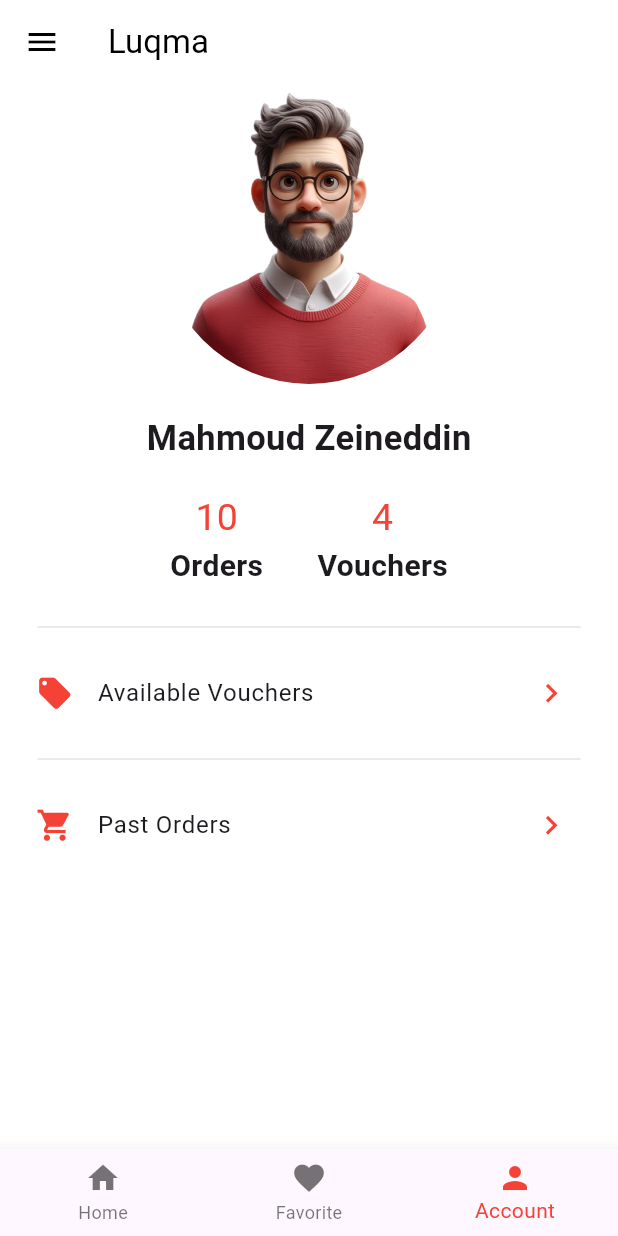
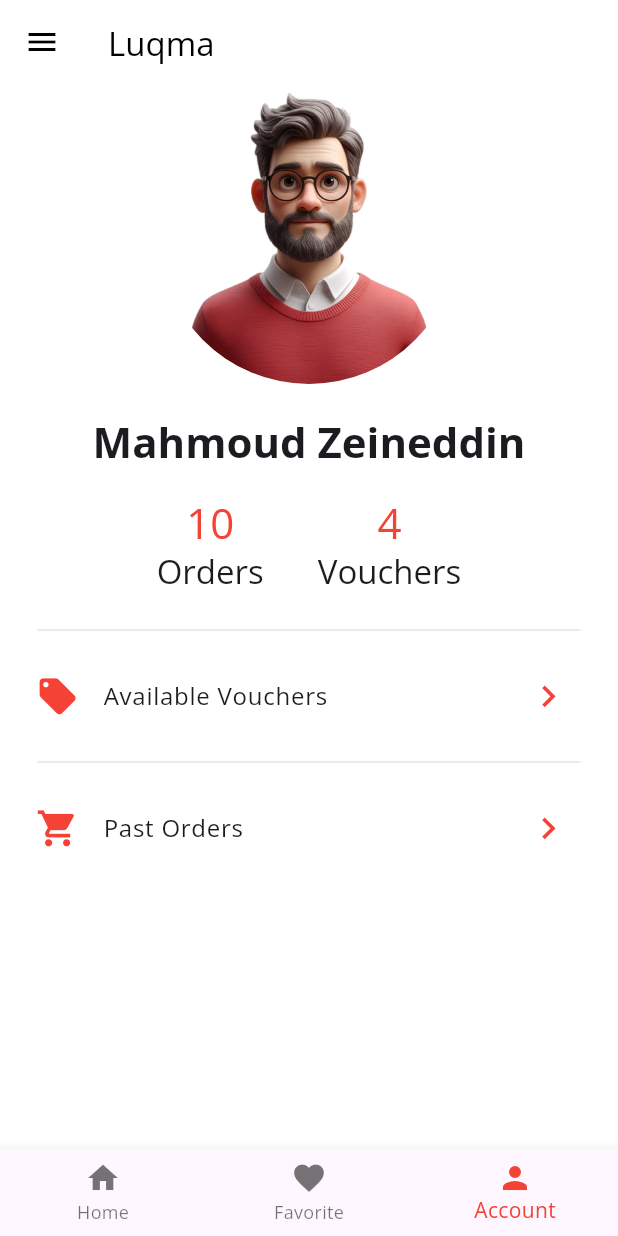
Before and after one commit to MahmoudZeineddin/Luqma, a Flutter app: the screen it shows after launch, item 3 of the bottom bar chosen, on a phone screen of 412 x 824 dp. Run offline on Flutter 3.47's test engine with Material 3 defaults, Android fonts, the phone set to English and light mode, and no system bars; network calls fail.

Commit message:
Add Screen Responsiveness for app

```diff
--- /dev/null
+++ b/lib/common.dart
@@ -0,0 +1,3 @@
+library;
+
+export 'core/extensions/context_extensions.dart';
--- a/lib/main.dart
+++ b/lib/main.dart
@@ -11,7 +11,21 @@ class MyApp extends StatelessWidget {
   Widget build(BuildContext context) {
     return MaterialApp(
       title: 'Luqma -Food Delivery App',
-      theme: ThemeData(primaryColor: Colors.red),
+      theme: ThemeData(
+        primaryColor: Colors.red,
+        scaffoldBackgroundColor: Colors.white,
+        appBarTheme: AppBarTheme(
+          backgroundColor: Colors.white,
+          foregroundColor: Colors.black,
+          elevation: 0, // اللي بيفصل بين الappbar and Scaffold
+        ),
+        dividerTheme: DividerThemeData(
+          thickness: .5,
+          indent: 25,
+          endIndent: 25,
+        ),
+        fontFamily: 'OpenSans',
+      ),
       home: const BottomNavBarPage(),
       debugShowCheckedModeBanner: false,
     );
--- a/lib/screens/account_dart.dart
+++ b/lib/screens/account_dart.dart
@@ -1,4 +1,5 @@
 import 'package:flutter/material.dart';
+import 'package:food_delivery/core/extensions/context_extensions.dart';
 
 class AccountPage extends StatelessWidget {
   const AccountPage({super.key});
@@ -14,15 +15,11 @@ class AccountPage extends StatelessWidget {
         children: [
           Text(
             '$number',
-            style: TextStyle(
-              fontSize: 25,
+            style: Theme.of(context).textTheme.headlineMedium!.copyWith(
               color: Theme.of(context).primaryColor,
             ),
           ),
-          Text(
-            name,
-            style: const TextStyle(fontSize: 20, fontWeight: FontWeight.bold),
-          ),
+          Text(name, style: Theme.of(context).textTheme.titleLarge),
         ],
       ),
     );
@@ -42,14 +39,14 @@ class AccountPage extends StatelessWidget {
         onTap: () {},
         leading: Icon(
           leadingIcon,
-          size: 25,
+          size: context.widthPct(.07),
           color: Theme.of(context).primaryColor,
         ),
         subtitle: subtitle != null ? Text(subtitle) : subtitle = null,
         trailing: Icon(
           Icons.chevron_right,
           color: Theme.of(context).primaryColor,
-          size: 25,
+          size: context.widthPct(.07),
         ),
       ),
     );
@@ -57,6 +54,7 @@ class AccountPage extends StatelessWidget {
 
   @override
   Widget build(BuildContext context) {
+    final size = MediaQuery.of(context).size;
     return Center(
       child: Column(
         children: [
@@ -67,7 +65,9 @@ class AccountPage extends StatelessWidget {
           const SizedBox(height: 20),
           Text(
             "Mahmoud Zeineddin",
-            style: TextStyle(fontSize: 23, fontWeight: FontWeight.bold),
+            style: Theme.of(
+              context,
+            ).textTheme.headlineMedium!.copyWith(fontWeight: FontWeight.bold),
           ),
 
           Row(
@@ -77,13 +77,13 @@ class AccountPage extends StatelessWidget {
               orderVoucherItem(context, name: 'Vouchers', number: 4),
             ],
           ),
-          const Divider(thickness: .5, indent: 25, endIndent: 25),
+          const Divider(),
           itemTapTile(
             context,
             title: "Available Vouchers",
             leadingIcon: Icons.local_offer,
           ),
-          const Divider(thickness: .5, indent: 25, endIndent: 25),
+          const Divider(),
           itemTapTile(
             context,
             title: "Past Orders",
--- a/lib/screens/bottom_navbar.dart
+++ b/lib/screens/bottom_navbar.dart
@@ -22,12 +22,11 @@ class _BottomNavBarPageState extends State<BottomNavBarPage> {
   @override
   Widget build(BuildContext context) {
     return Scaffold(
-      backgroundColor: Colors.white,
       appBar: AppBar(
         title: Text('Luqma'),
-        backgroundColor: Colors.white,
-        foregroundColor: Colors.black,
-        elevation: 0, // اللي بيفصل بين الappbar and Scaffold
+        // backgroundColor: Colors.white,
+        // foregroundColor: Colors.black,
+        //elevation: 0, // اللي بيفصل بين الappbar and Scaffold
       ),
       drawer: Drawer(),
       body: bodyOptions[selectedIndex],
```
Also changed, not shown: lib/core/extensions/context_extensions.dart (added, +19 -0 lines), lib/screens/favorite_page.dart (+21 -13 lines), lib/screens/home_page.dart (+5 -4 lines), lib/widgets/food_gride_item.dart (+8 -4 lines), pubspec.yaml (+13 -1 lines).
